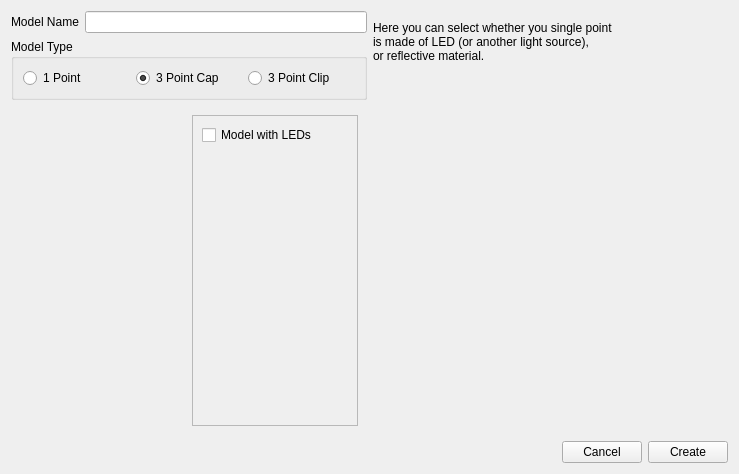
The window that branches/help_test/src/qt_gui/model_creation.ui (uglyDwarf/linuxtrack) describes before a commit, drawn with Qt 5.
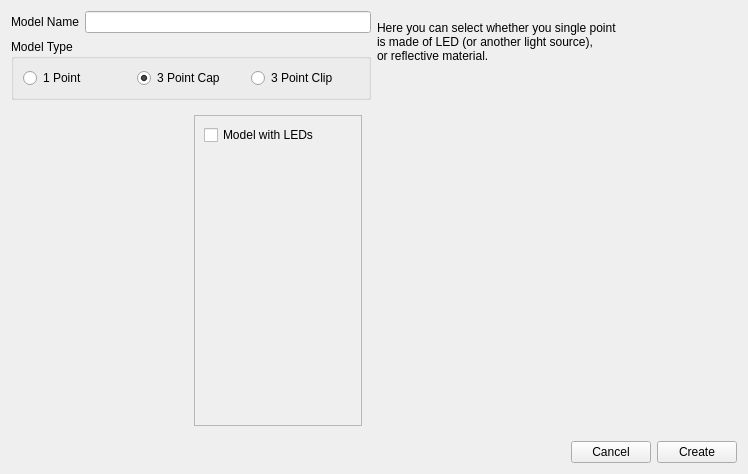
The same window after the commit. Icons and pictures are not drawn.

```diff
--- a/branches/help_test/src/qt_gui/model_creation.ui
+++ b/branches/help_test/src/qt_gui/model_creation.ui
@@ -6,7 +6,7 @@
    <rect>
     <x>0</x>
     <y>0</y>
-    <width>739</width>
+    <width>748</width>
     <height>474</height>
    </rect>
   </property>
```
Left out of the diff: 6 changed lines with no effect on the pictures.
